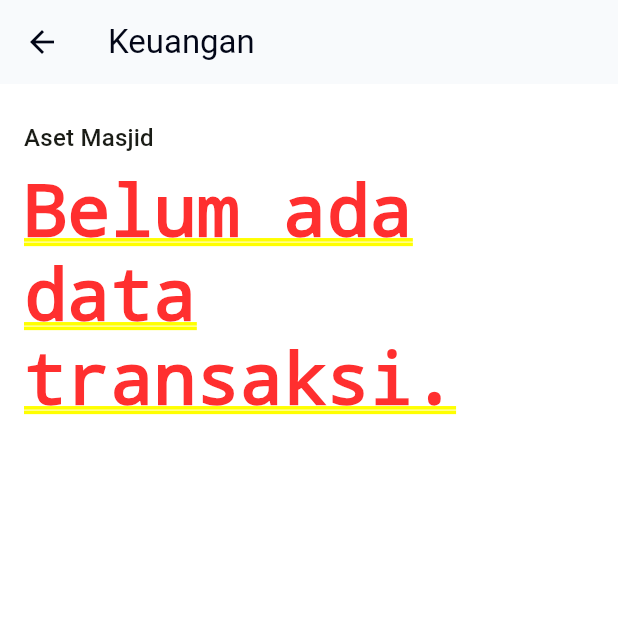
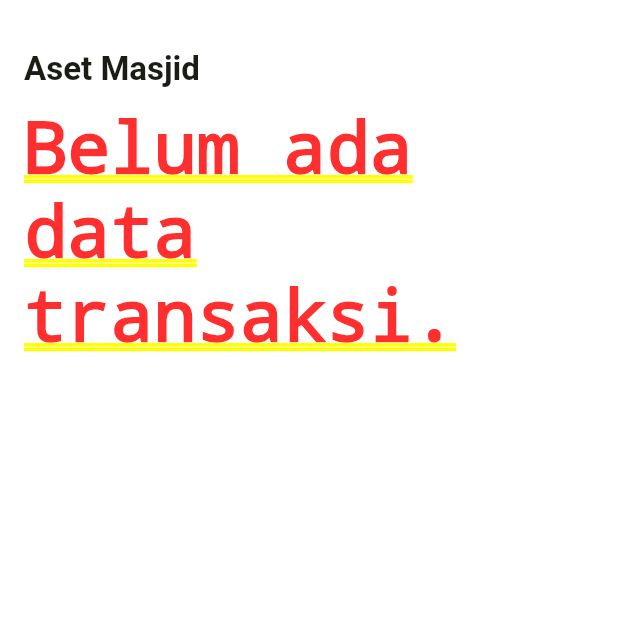
Before and after one commit to aquilaibrahimovic/taamin, a Flutter app: the KeuanganPage screen opened directly, on a phone screen of 412 x 824 dp, the top half of it. Run offline on Flutter 3.47's test engine with Material 3 defaults, Android fonts, the phone set to English and light mode, and no system bars; our stand-ins replace cloud_firestore, firebase_core, shared_preferences; missing offline and left inert: window_size; accounts and stored records are empty.

Commit message:
keuangan 6

```diff
--- a/lib/pages/keuangan.dart
+++ b/lib/pages/keuangan.dart
@@ -183,7 +183,7 @@ class _KeuanganPageState extends State<KeuanganPage> {
     return PageScaffold(
       title: 'Keuangan',
       children: [
-        const SectionTitle('Aset Masjid'),
+        const SectionTitle('Aset Masjid', level: 1),
 
         StreamBuilder<QuerySnapshot>(
           stream: transaksiStream,
@@ -384,7 +384,7 @@ class _KeuanganPageState extends State<KeuanganPage> {
                     ),
                     const SizedBox(height: 16),
 
-                    const SectionTitle('Neraca Bulanan'),
+                    const SectionTitle('Neraca Bulanan', level: 1),
                     const SizedBox(height: 12),
                     // ✅ Month switcher
                     MonthSwitcher(
@@ -393,7 +393,7 @@ class _KeuanganPageState extends State<KeuanganPage> {
                       locale: 'id_ID',
                     ),
                     const SizedBox(height: 12),
-                    const SectionTitle('Transaksi Harian'),
+                    const SectionTitle('Transaksi Harian', level: 2),
 
                     if (rows.isEmpty)
                       const InfoCard(
--- a/lib/widgets/common.dart
+++ b/lib/widgets/common.dart
@@ -1,7 +1,7 @@
 import 'package:flutter/material.dart';
 
 class PageScaffold extends StatelessWidget {
-  final String title;
+  final String title; // you can keep this for now (unused), or remove later
   final List<Widget> children;
 
   const PageScaffold({
@@ -12,14 +12,13 @@ class PageScaffold extends StatelessWidget {
 
   @override
   Widget build(BuildContext context) {
+    final topInset = MediaQuery.of(context).padding.top;
+
     return CustomScrollView(
       slivers: [
-        SliverAppBar(
-          pinned: true,
-          title: Text(title),
-        ),
         SliverPadding(
-          padding: const EdgeInsets.all(16),
+          // ✅ keeps content below the status bar + your existing 16px padding
+          padding: EdgeInsets.fromLTRB(16, 16 + topInset, 16, 16),
           sliver: SliverList(
             delegate: SliverChildListDelegate(children),
           ),
@@ -31,16 +30,37 @@ class PageScaffold extends StatelessWidget {
 
 class SectionTitle extends StatelessWidget {
   final String text;
-  const SectionTitle(this.text, {super.key});
+
+  /// 1 = top-level section, 2 = subsection, 3 = minor label
+  final int level;
+
+  const SectionTitle(this.text, {super.key, this.level = 1});
 
   @override
   Widget build(BuildContext context) {
+    final theme = Theme.of(context).textTheme;
+
+    final style = switch (level) {
+      1 => theme.titleLarge?.copyWith(fontWeight: FontWeight.w700),
+      2 => theme.titleMedium?.copyWith(fontWeight: FontWeight.w700),
+      _ => theme.titleSmall?.copyWith(fontWeight: FontWeight.w700),
+    };
+
+    // More spacing for higher levels
+    final top = switch (level) {
+      1 => 16.0,
+      2 => 14.0,
+      _ => 10.0,
+    };
+    final bottom = switch (level) {
+      1 => 10.0,
+      2 => 8.0,
+      _ => 6.0,
+    };
+
     return Padding(
-      padding: const EdgeInsets.only(top: 8, bottom: 8),
-      child: Text(
-        text,
-        style: Theme.of(context).textTheme.titleMedium,
-      ),
+      padding: EdgeInsets.only(top: top, bottom: bottom),
+      child: Text(text, style: style),
     );
   }
 }
```
